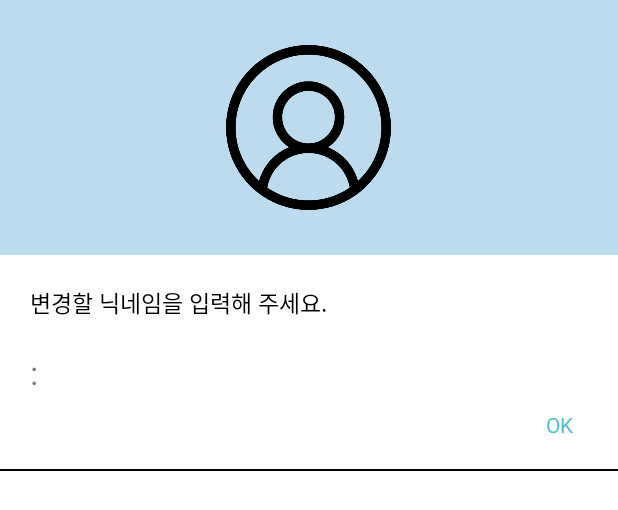
After one commit to WIS-APP-Studio/HOBBING, an Android app: the layout dialog_profile_change.xml on its own in the app's theme, with its tools: preview values and no code run, on a phone screen of 412 x 824 dp. The commit adds this screen. Shown: the top 510 px of the screen. Run offline under Robolectric (Android 15) with nearby library versions, the phone set to English and light mode, and no system bars.

Commit message:
프로필 변경 레이아웃 구현(No DB Connection)

```diff
--- a/app/src/main/java/com/wisappstudio/hobbing/activity/InfoCustomDialogActivity.java
+++ b/app/src/main/java/com/wisappstudio/hobbing/dialog/InfoCustomDialog.java
@@ -1,4 +1,4 @@
-package com.wisappstudio.hobbing.activity;
+package com.wisappstudio.hobbing.dialog;
 
 import android.app.Dialog;
 import android.content.Context;
@@ -10,11 +10,11 @@ import android.widget.Toast;
 
 import com.example.hobbing.R;
 
-public class InfoCustomDialogActivity {
+public class InfoCustomDialog {
 
     private Context context;
 
-    public InfoCustomDialogActivity(Context context) {
+    public InfoCustomDialog(Context context) {
         this.context = context;
     }
 
--- a/app/src/main/res/layout/activity_profile_setting.xml
+++ b/app/src/main/res/layout/activity_profile_setting.xml
@@ -70,7 +70,7 @@
                             android:textStyle="bold" />
 
                         <ImageView
-                            android:id="@+id/activity_profile_setting_change_nickname"
+                            android:id="@+id/activity_profile_setting_change_profile"
                             android:layout_width="20dp"
                             android:layout_height="20dp"
                             android:layout_gravity="bottom"
--- /dev/null
+++ b/app/src/main/res/layout/dialog_profile_change.xml
@@ -0,0 +1,86 @@
+<?xml version="1.0" encoding="utf-8"?>
+<LinearLayout xmlns:android="http://schemas.android.com/apk/res/android"
+    android:layout_width="wrap_content"
+    android:layout_height="wrap_content"
+    android:background="#FFFFFF"
+    android:backgroundTint="#FFFFFF"
+    android:orientation="vertical">
+
+    <LinearLayout
+        android:layout_width="match_parent"
+        android:layout_height="wrap_content"
+        android:orientation="vertical"
+        android:background="@color/signature">
+        <ImageView
+            android:layout_width="150dp"
+            android:layout_height="150dp"
+            android:layout_gravity="center"
+            android:layout_marginTop="10dp"
+            android:layout_marginBottom="10dp"
+            android:padding="20dp"
+            android:src="@drawable/profile_image"/>
+    </LinearLayout>
+
+
+    <LinearLayout
+        android:layout_width="match_parent"
+        android:layout_height="wrap_content"
+        android:orientation="vertical">
+
+        <TextView
+            android:layout_width="match_parent"
+            android:layout_height="wrap_content"
+            android:layout_marginTop="20dp"
+            android:layout_marginLeft="20dp"
+            android:layout_marginRight="20dp"
+            android:text="변경할 닉네임을 입력해 주세요."
+            android:textColor="#000000"
+            android:textSize="15sp" />
+
+        <LinearLayout
+            android:layout_width="match_parent"
+            android:layout_height="wrap_content"
+            android:orientation="horizontal">
+
+            <TextView
+                android:layout_width="wrap_content"
+                android:layout_height="wrap_content"
+                android:text=":"
+                android:textSize="10pt"
+                android:layout_marginLeft="20dp"
+                android:layout_marginTop="20dp"/>
+
+            <EditText
+                android:layout_width="match_parent"
+                android:layout_height="wrap_content"
+                android:layout_marginTop="20dp"
+                android:layout_marginBottom="10dp"
+                android:layout_marginRight="20dp"
+                android:textSize="10pt"
+                android:background="@null"/>
+        </LinearLayout>
+
+    </LinearLayout>
+
+    <LinearLayout
+        android:layout_width="match_parent"
+        android:layout_height="40dp"
+        android:gravity="right|bottom"
+        android:orientation="horizontal">
+
+        <TextView
+            android:id="@+id/dialog_profile_OK_Button"
+            android:layout_width="wrap_content"
+            android:layout_height="wrap_content"
+            android:layout_marginBottom="10dp"
+            android:layout_marginRight="30dp"
+            android:textColor="#52c2cc"
+            android:text="OK"/>
+
+    </LinearLayout>
+
+    <View
+        android:layout_width="match_parent"
+        android:layout_height="1dp"
+        android:background="#000000" />
+</LinearLayout>
```
Also changed, not shown: app/src/main/java/com/wisappstudio/hobbing/activity/InfoChangeActivity.java (+2 -5 lines), app/src/main/java/com/wisappstudio/hobbing/activity/ProfileSettingActivity.java (+7 -2 lines), app/src/main/java/com/wisappstudio/hobbing/dialog/ChangeProfileDialog.java (added, +38 -0 lines), app/src/main/res/layout/activity_service_page.xml (added, +37 -0 lines), app/src/main/res/layout/dialog_info_custom.xml (renamed from app/src/main/res/layout/activity_info_custom_dialog.xml).
